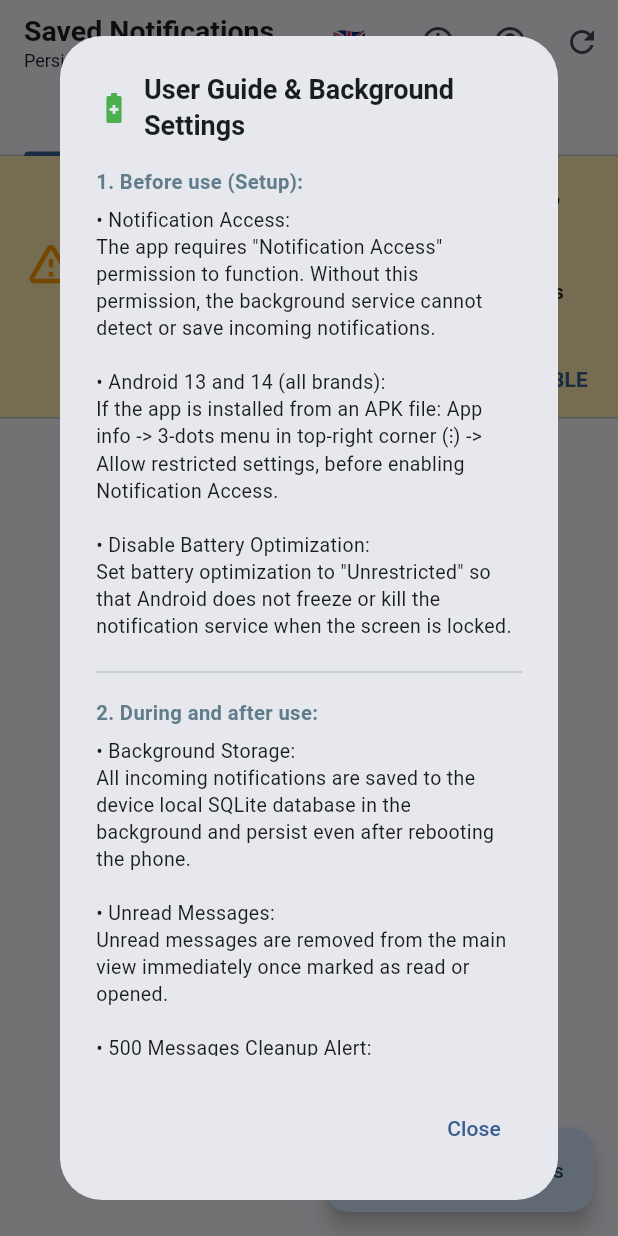
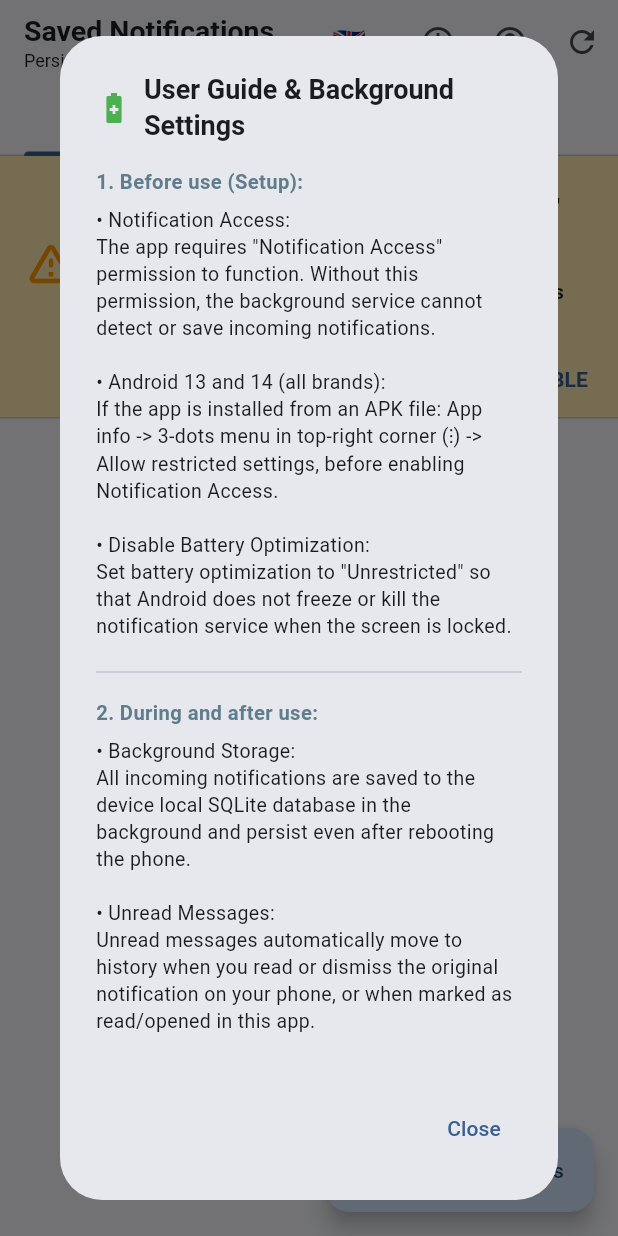
Before and after one commit to tkassila/fsavenotifications, a Flutter app: the screen it shows after launch, after a tap on "GUIDE", on a phone screen of 412 x 824 dp. Run offline on Flutter 3.47's test engine with Material 3 defaults, Android fonts, the phone set to English and light mode, and no system bars.

Commit message:
1000 max msg in app and automatic read in app when original msg is read

```diff
--- a/lib/l10n/app_strings.dart
+++ b/lib/l10n/app_strings.dart
@@ -656,13 +656,13 @@ class AppStrings {
   String get testSection2Title {
     switch (lang) {
       case AppLanguage.sv:
-        return '2. Larmtest för 500 historikmeddelanden:';
+        return '2. Larmtest för 1000 historikmeddelanden:';
       case AppLanguage.de:
-        return '2. Alarmtest für 500 Verlaufsnachrichten:';
+        return '2. Alarmtest für 1000 Verlaufsnachrichten:';
       case AppLanguage.en:
-        return '2. 500 history messages alert test:';
+        return '2. 1000 history messages alert test:';
       case AppLanguage.fi:
-        return '2. 500 historiaviestin hälytystestaus:';
+        return '2. 1000 historiaviestin hälytystestaus:';
     }
   }
 
@@ -682,26 +682,26 @@ class AppStrings {
   String get testTriggerAlertBtn {
     switch (lang) {
       case AppLanguage.sv:
-        return 'Utlös 500-varningsavisering';
+        return 'Utlös 1000-varningsavisering';
       case AppLanguage.de:
-        return '500er-Warnbenachrichtigung auslösen';
+        return '1000er-Warnbenachrichtigung auslösen';
       case AppLanguage.en:
-        return 'Trigger 500 alert notification';
+        return 'Trigger 1000 alert notification';
       case AppLanguage.fi:
-        return 'Laukaise 500-varoitusilmoitus';
+        return 'Laukaise 1000-varoitusilmoitus';
     }
   }
 
   String get testGenerate500Btn {
     switch (lang) {
       case AppLanguage.sv:
-        return 'Skapa 500 historikmeddelanden i databasen';
+        return 'Skapa 1000 historikmeddelanden i databasen';
       case AppLanguage.de:
-        return '500 Verlaufsnachrichten in Datenbank generieren';
+        return '1000 Verlaufsnachrichten in Datenbank generieren';
       case AppLanguage.en:
-        return 'Generate 500 history messages in DB';
+        return 'Generate 1000 history messages in DB';
       case AppLanguage.fi:
-        return 'Generoi tietokantaan 500 historiaviestiä';
+        return 'Generoi tietokantaan 1000 historiaviestiä';
     }
   }
 
@@ -823,30 +823,30 @@ class AppStrings {
         return '• Bakgrundssparande:\n'
             'Alla inkommande aviseringar sparas i enhetens lokala SQLite-databas i bakgrunden och bevaras även efter att telefonen har startats om.\n\n'
             '• Olästa meddelanden:\n'
-            'Olästa meddelanden försvinner från huvudvyn omedelbart när de markeras som lästa eller öppnas.\n\n'
-            '• 500 meddelandens rensningsvarning:\n'
-            'När 500 eller fler meddelanden ackumuleras i historiken skickar appen en prioriterad avisering: "Många historikmeddelanden, vänligen ta bort dem" och erbjuder en direktlänk till historiken för rensning.';
+            'Olästa meddelanden flyttas automatiskt till historiken när du läser eller kvitterar aviseringen i telefonen, eller när de öppnas/markeras som lästa i denna app.\n\n'
+            '• 1000 meddelandens rensningsvarning:\n'
+            'När 1000 eller fler meddelanden ackumuleras i historiken skickar appen en prioriterad avisering: "Många historikmeddelanden, vänligen ta bort dem" och erbjuder en direktlänk till historiken för rensning.';
       case AppLanguage.de:
         return '• Hintergrundspeicherung:\n'
             'Alle eingehenden Benachrichtigungen werden im Hintergrund in der lokalen SQLite-Datenbank des Geräts gespeichert und bleiben auch nach einem Neustart erhalten.\n\n'
             '• Ungelesene Nachrichten:\n'
-            'Ungelesene Nachrichten verschwinden sofort aus der Hauptansicht, sobald sie als gelesen markiert oder geöffnet werden.\n\n'
-            '• 500-Nachrichten-Bereinigungswarnung:\n'
-            'Wenn 500 oder mehr Nachrichten im Verlauf gesammelt wurden, sendet die App eine Benachrichtigung mit hoher Priorität: "Viele Verlaufsnachrichten, bitte löschen Sie diese" und bietet einen direkten Link zum Verlauf.';
+            'Ungelesene Nachrichten werden automatisch in den Verlauf verschoben, wenn Sie die Benachrichtigung auf dem Telefon lesen oder schließen, oder wenn sie in dieser App geöffnet/als gelesen markiert werden.\n\n'
+            '• 1000-Nachrichten-Bereinigungswarnung:\n'
+            'Wenn 1000 oder mehr Nachrichten im Verlauf gesammelt wurden, sendet die App eine Benachrichtigung mit hoher Priorität: "Viele Verlaufsnachrichten, bitte löschen Sie diese" und bietet einen direkten Link zum Verlauf.';
       case AppLanguage.en:
         return '• Background Storage:\n'
             'All incoming notifications are saved to the device local SQLite database in the background and persist even after rebooting the phone.\n\n'
             '• Unread Messages:\n'
-            'Unread messages are removed from the main view immediately once marked as read or opened.\n\n'
-            '• 500 Messages Cleanup Alert:\n'
-            'When 500 or more messages accumulate in history, the app sends a high-priority notification: "Many history messages, please delete them" and provides a direct link to clear history.';
+            'Unread messages automatically move to history when you read or dismiss the original notification on your phone, or when marked as read/opened in this app.\n\n'
+            '• 1000 Messages Cleanup Alert:\n'
+            'When 1000 or more messages accumulate in history, the app sends a high-priority notification: "Many history messages, please delete them" and provides a direct link to clear history.';
       case AppLanguage.fi:
         return '• Taustatallennus:\n'
             'Kaikki saapuvat ilmoitukset tallentuvat laitteen paikalliseen SQLite-tietokantaan taustalla ja säilyvät myös puhelimen uudelleenkäynnistyksen jälkeen.\n\n'
             '• Lukemattomat viestit:\n'
-            'Lukemattomat viestit poistuvat päänäkymästä heti, kun ne merkitään luetuiksi tai avataan.\n\n'
-            '• 500 viestin siivousvaroitus:\n'
-            'Kun historiaan kertyy 500 tai enemmän viestiä, sovellus lähettää korkean prioriteetin ilmoituksen: "Historiaviestejä paljon, ole hyvä ja poista ne" ja tarjoaa suoran linkin historiaan viestien tyhjentämiseksi.';
+            'Lukemattomat viestit siirtyvät automaattisesti historiaan heti, kun luet tai kuittaat ilmoituksen puhelimessa, taikka kun ne avataan tai merkitään luetuiksi tässä sovelluksessa.\n\n'
+            '• 1000 viestin siivousvaroitus:\n'
+            'Kun historiaan kertyy 1000 tai enemmän viestiä, sovellus lähettää korkean prioriteetin ilmoituksen: "Historiaviestejä paljon, ole hyvä ja poista ne" ja tarjoaa suoran linkin historiaan viestien tyhjentämiseksi.';
     }
   }
 
--- a/lib/screens/home_screen.dart
+++ b/lib/screens/home_screen.dart
@@ -113,18 +113,6 @@ class _HomeScreenState extends State<HomeScreen>
         _unreadNotifications.removeWhere((n) => n.id == item.id);
       });
       _loadNotifications();
-      if (mounted) {
-        ScaffoldMessenger.of(context).showSnackBar(
-          SnackBar(
-            content: Text(_strings.markedOneReadSnack(item.title.isNotEmpty ? item.title : item.appName)),
-            duration: const Duration(seconds: 2),
-            action: SnackBarAction(
-              label: 'OK',
-              onPressed: () {},
-            ),
-          ),
-        );
-      }
     }
   }
 
@@ -332,7 +320,7 @@ class _HomeScreenState extends State<HomeScreen>
                   onPressed: () async {
                     Navigator.pop(ctx);
                     final inserted = await _notificationService.insertBatchTestMessages(
-                      count: 500,
+                      count: 1000,
                       markAsRead: true,
                     );
                     await _loadNotifications();
@@ -763,7 +751,7 @@ class _HomeScreenState extends State<HomeScreen>
     }).toList();
 
     final int totalHistoryCount = readFiltered.length;
-    final bool hasTooManyHistory = totalHistoryCount >= 500;
+    final bool hasTooManyHistory = totalHistoryCount >= 1000;
 
     return Scaffold(
       appBar: AppBar(
@@ -938,7 +926,7 @@ class _HomeScreenState extends State<HomeScreen>
               ],
             ),
 
-          // Varoitusbanneri jos historiaviestejä on 500 tai enemmän
+          // Varoitusbanneri jos historiaviestejä on 1000 tai enemmän
           if (hasTooManyHistory)
             MaterialBanner(
               backgroundColor: Colors.red.shade50,
--- a/lib/services/notification_service.dart
+++ b/lib/services/notification_service.dart
@@ -25,7 +25,7 @@ class NotificationService {
   }
 
   Future<dynamic> _handleMethodCall(MethodCall call) async {
-    if (call.method == 'onNewNotification') {
+    if (call.method == 'onNewNotification' || call.method == 'onNotificationRemoved') {
       _newNotificationStreamController.add(null);
     } else if (call.method == 'openTab') {
       final tab = (call.arguments as Map?)?['tab'] as String?;
@@ -228,7 +228,7 @@ class NotificationService {
     }
   }
 
-  /// Laukaisee manuaalisesti 500+ historiaviestin varoitusilmoituksen
+  /// Laukaisee manuaalisesti 1000+ historiaviestin varoitusilmoituksen
   Future<bool> triggerHistoryAlert() async {
     try {
       final bool? success = await _channel.invokeMethod('triggerHistoryAlert');
@@ -240,9 +240,9 @@ class NotificationService {
     }
   }
 
-  /// Lisää testisovelluksen historiaviestejä (kynnystestaus 500 viestiä varten)
+  /// Lisää testisovelluksen historiaviestejä (kynnystestaus 1000 viestiä varten)
   Future<int> insertBatchTestMessages({
-    int count = 500,
+    int count = 1000,
     bool markAsRead = true,
   }) async {
     try {
```
Also changed, not shown: 11 other files.
